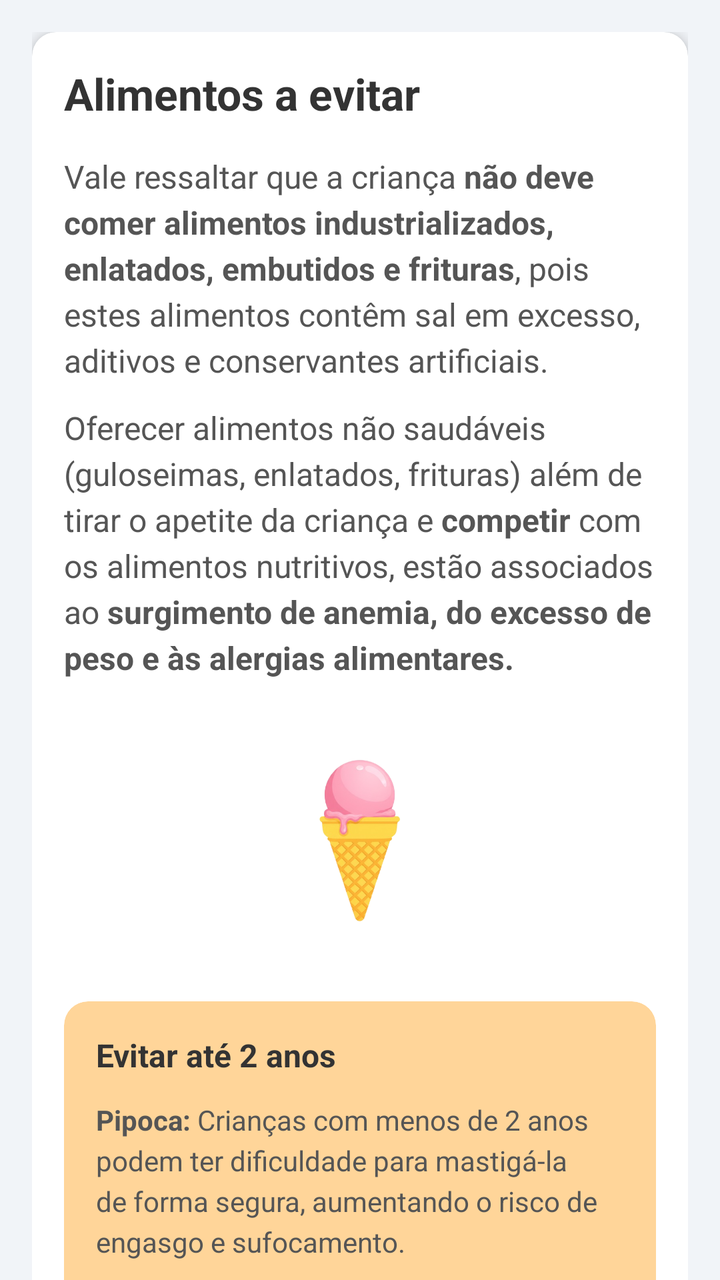
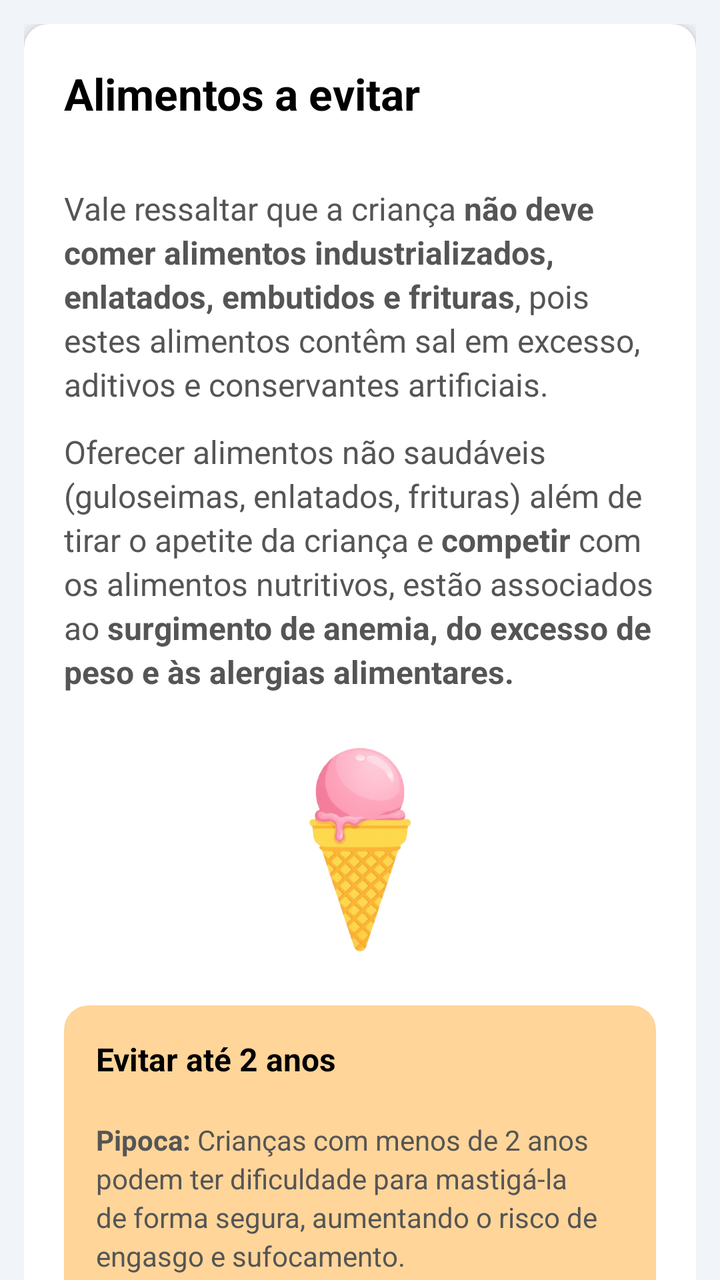

An Android layout rendered at two revisions. The XML below is the earlier revision; the diff shows what the commit changed to produce the second picture.
<!-- AndroidManifest.xml: application theme Theme.NutrirAGente -->
<!-- res/layout/screen_evitar12meses.xml -->
<?xml version="1.0" encoding="utf-8"?>
<androidx.coordinatorlayout.widget.CoordinatorLayout xmlns:android="http://schemas.android.com/apk/res/android"
    xmlns:app="http://schemas.android.com/apk/res-auto"
    xmlns:tools="http://schemas.android.com/tools"
    android:layout_width="match_parent"
    android:layout_height="match_parent"
    android:background="@color/gray">



    
    <androidx.core.widget.NestedScrollView
        android:layout_width="match_parent"
        android:layout_height="match_parent"
        app:layout_behavior="@string/appbar_scrolling_view_behavior">

        
        <LinearLayout
            android:layout_width="match_parent"
            android:layout_height="wrap_content"
            android:orientation="vertical"
            android:padding="16dp">

            <androidx.cardview.widget.CardView
                android:layout_width="match_parent"
                android:layout_height="wrap_content"
                app:cardCornerRadius="12dp"
                app:cardElevation="4dp"
                app:cardBackgroundColor="@android:color/white">

                <LinearLayout
                    android:layout_width="match_parent"
                    android:layout_height="wrap_content"
                    android:orientation="vertical"
                    android:padding="16dp" >
                <TextView
                    android:layout_width="wrap_content"
                    android:layout_height="wrap_content"
                    android:text="@string/main_title"
                    android:textColor="#333333"
                    android:textSize="22sp"
                    android:textStyle="bold" />

                <TextView
                    android:layout_width="match_parent"
                    android:layout_height="wrap_content"
                    android:layout_marginTop="16dp"
                    android:text="@string/paragraph_1"
                    android:textColor="#555555"
                    android:textSize="16sp"
                    android:lineSpacingExtra="4dp"/>

                <TextView
                    android:layout_width="match_parent"
                    android:layout_height="wrap_content"
                    android:layout_marginTop="12dp"
                    android:text="@string/paragraph_2"
                    android:textColor="#555555"
                    android:textSize="16sp"
                    android:lineSpacingExtra="4dp"/>

                    <ImageView
                        android:layout_width="111dp"
                        android:layout_height="113dp"
                        android:layout_gravity="center_horizontal"
                        android:layout_marginTop="24dp"
                        android:layout_marginBottom="24dp"
                        android:contentDescription="@string/ice_cream_icon_desc"
                        android:src="@drawable/sorvete" />

                
                <androidx.cardview.widget.CardView
                    android:layout_width="match_parent"
                    android:layout_height="wrap_content"
                    app:cardBackgroundColor="@color/warn_orange"
                    app:cardCornerRadius="12dp"
                    app:cardElevation="0dp">

                    <LinearLayout
                        android:layout_width="match_parent"
                        android:layout_height="wrap_content"
                        android:orientation="vertical"
                        android:padding="16dp">

                        <TextView
                            android:layout_width="wrap_content"
                            android:layout_height="wrap_content"
                            android:text="@string/card_1_title"
                            android:textColor="#333333"
                            android:textSize="16sp"
                            android:textStyle="bold" />

                        <TextView
                            android:layout_width="match_parent"
                            android:layout_height="wrap_content"
                            android:layout_marginTop="12dp"
                            android:text="@string/card_1_content_popcorn"
                            android:textColor="#555555"
                            android:textSize="14sp"
                            android:lineSpacingExtra="4dp"/>

                        <TextView
                            android:layout_width="match_parent"
                            android:layout_height="wrap_content"
                            android:layout_marginTop="12dp"
                            android:text="@string/card_1_content_noodles"
                            android:textColor="#555555"
                            android:textSize="14sp"
                            android:lineSpacingExtra="4dp"/>
                    </LinearLayout>

                </androidx.cardview.widget.CardView>

                
                <androidx.cardview.widget.CardView
                    android:layout_width="match_parent"
                    android:layout_height="wrap_content"
                    android:layout_marginTop="16dp"
                    app:cardBackgroundColor="#D1F2F2"
                    app:cardCornerRadius="12dp"
                    app:cardElevation="0dp">

                    <TextView
                        android:layout_width="match_parent"
                        android:layout_height="wrap_content"
                        android:padding="16dp"
                        android:text="@string/card_2_content"
                        android:textColor="#555555"
                        android:textSize="14sp"
                        android:lineSpacingExtra="4dp"/>

                </androidx.cardview.widget.CardView>

                </LinearLayout>

            </androidx.cardview.widget.CardView>

        </LinearLayout>
    </androidx.core.widget.NestedScrollView>

</androidx.coordinatorlayout.widget.CoordinatorLayout>
<!-- resources referenced by this layout -->
<resources>
  <!-- unchanged entries left out for length: 18 -->
</resources>

<!-- the commit's change to res/layout/screen_evitar12meses.xml (unified diff, before → after) -->
@@ -1,138 +1,89 @@
 <?xml version="1.0" encoding="utf-8"?>
 <androidx.coordinatorlayout.widget.CoordinatorLayout xmlns:android="http://schemas.android.com/apk/res/android"
     xmlns:app="http://schemas.android.com/apk/res-auto"
-    xmlns:tools="http://schemas.android.com/tools"
     android:layout_width="match_parent"
     android:layout_height="match_parent"
     android:background="@color/gray">
 
+    <com.google.android.material.appbar.AppBarLayout
+        android:layout_width="match_parent"
+        android:layout_height="wrap_content"
+        android:background="@color/blue_toolbar"
+        app:elevation="@dimen/appbar_elevation" />
 
-
-    
     <androidx.core.widget.NestedScrollView
         android:layout_width="match_parent"
         android:layout_height="match_parent"
         app:layout_behavior="@string/appbar_scrolling_view_behavior">
 
-        
-        <LinearLayout
-            android:layout_width="match_parent"
-            android:layout_height="wrap_content"
-            android:orientation="vertical"
-            android:padding="16dp">
+        <LinearLayout style="@style/LinearContainer">
 
-            <androidx.cardview.widget.CardView
-                android:layout_width="match_parent"
-                android:layout_height="wrap_content"
-                app:cardCornerRadius="12dp"
-                app:cardElevation="4dp"
-                app:cardBackgroundColor="@android:color/white">
+            <androidx.cardview.widget.CardView style="@style/CardNutrir">
 
-                <LinearLayout
-                    android:layout_width="match_parent"
-                    android:layout_height="wrap_content"
-                    android:orientation="vertical"
-                    android:padding="16dp" >
-                <TextView
-                    android:layout_width="wrap_content"
-                    android:layout_height="wrap_content"
-                    android:text="@string/main_title"
-                    android:textColor="#333333"
-                    android:textSize="22sp"
-                    android:textStyle="bold" />
+                <LinearLayout style="@style/CardContent">
 
-                <TextView
-                    android:layout_width="match_parent"
-                    android:layout_height="wrap_content"
-                    android:layout_marginTop="16dp"
-                    android:text="@string/paragraph_1"
-                    android:textColor="#555555"
-                    android:textSize="16sp"
-                    android:lineSpacingExtra="4dp"/>
+                    <TextView
+                        style="@style/TextTitleLarge"
+                        android:text="@string/main_title" />
 
-                <TextView
-                    android:layout_width="match_parent"
-                    android:layout_height="wrap_content"
-                    android:layout_marginTop="12dp"
-                    android:text="@string/paragraph_2"
-                    android:textColor="#555555"
-                    android:textSize="16sp"
-                    android:lineSpacingExtra="4dp"/>
+                    <TextView
+                        style="@style/TextSubtitle"
+                        android:layout_marginTop="@dimen/spacing_lg"
+                        android:text="@string/paragraph_1" />
+
+                    <TextView
+                        style="@style/TextSubtitle"
+                        android:layout_marginTop="@dimen/spacing_md"
+                        android:text="@string/paragraph_2" />
 
                     <ImageView
-                        android:layout_width="111dp"
-                        android:layout_height="113dp"
-                        android:layout_gravity="center_horizontal"
-                        android:layout_marginTop="24dp"
-                        android:layout_marginBottom="24dp"
+                        style="@style/ImageCenterSmall"
+                        android:layout_marginTop="@dimen/spacing_xxl"
+                        android:layout_marginBottom="@dimen/spacing_xxl"
                         android:contentDescription="@string/ice_cream_icon_desc"
                         android:src="@drawable/sorvete" />
 
-                
-                <androidx.cardview.widget.CardView
-                    android:layout_width="match_parent"
-                    android:layout_height="wrap_content"
-                    app:cardBackgroundColor="@color/warn_orange"
-                    app:cardCornerRadius="12dp"
-                    app:cardElevation="0dp">
+                    
+                    <androidx.cardview.widget.CardView
+                        style="@style/CalloutCard"
+                        app:cardBackgroundColor="@color/warn_orange">
 
-                    <LinearLayout
-                        android:layout_width="match_parent"
-                        android:layout_height="wrap_content"
-                        android:orientation="vertical"
-                        android:padding="16dp">
+                        <LinearLayout
+                            android:layout_width="match_parent"
+                            android:layout_height="wrap_content"
+                            android:orientation="vertical"
+                            android:padding="@dimen/padding_lg">
+
+                            <TextView
+                                style="@style/TextBoxTitle"
+                                android:text="@string/card_1_title" />
+
+                            <TextView
+                                style="@style/TextCaption"
+                                android:layout_marginTop="@dimen/spacing_md"
+                                android:text="@string/card_1_content_popcorn" />
+
+                            <TextView
+                                style="@style/TextCaption"
+                                android:layout_marginTop="@dimen/spacing_md"
+                                android:text="@string/card_1_content_noodles" />
+                        </LinearLayout>
+
+                    </androidx.cardview.widget.CardView>
+
+                    
+                    <androidx.cardview.widget.CardView
+                        style="@style/CalloutCard"
+                        android:layout_marginTop="@dimen/spacing_lg"
+                        app:cardBackgroundColor="@color/box_teal">
 
                         <TextView
-                            android:layout_width="wrap_content"
-                            android:layout_height="wrap_content"
-                            android:text="@string/card_1_title"
-                            android:textColor="#333333"
-                            android:textSize="16sp"
-                            android:textStyle="bold" />
+                            style="@style/TextCaption"
+                            android:text="@string/card_2_content" />
 
-                        <TextView
-                            android:layout_width="match_parent"
-                            android:layout_height="wrap_content"
-                            android:layout_marginTop="12dp"
-                            android:text="@string/card_1_content_popcorn"
-                            android:textColor="#555555"
-                            android:textSize="14sp"
-                            android:lineSpacingExtra="4dp"/>
-
-                        <TextView
-                            android:layout_width="match_parent"
-                            android:layout_height="wrap_content"
-                            android:layout_marginTop="12dp"
-                            android:text="@string/card_1_content_noodles"
-                            android:textColor="#555555"
-                            android:textSize="14sp"
-                            android:lineSpacingExtra="4dp"/>
-                    </LinearLayout>
-
-                </androidx.cardview.widget.CardView>
-
-                
-                <androidx.cardview.widget.CardView
-                    android:layout_width="match_parent"
-                    android:layout_height="wrap_content"
-                    android:layout_marginTop="16dp"
-                    app:cardBackgroundColor="#D1F2F2"
-                    app:cardCornerRadius="12dp"
-                    app:cardElevation="0dp">
-
-                    <TextView
-                        android:layout_width="match_parent"
-                        android:layout_height="wrap_content"
-                        android:padding="16dp"
-                        android:text="@string/card_2_content"
-                        android:textColor="#555555"
-                        android:textSize="14sp"
-                        android:lineSpacingExtra="4dp"/>
-
-                </androidx.cardview.widget.CardView>
+                    </androidx.cardview.widget.CardView>
 
                 </LinearLayout>
-
             </androidx.cardview.widget.CardView>
 
         </LinearLayout>
<!-- resource entries referenced after the edit -->
@@ -1,5 +1,103 @@
 <!-- resources referenced by this layout -->
 <resources>
+  <color name="box_teal">#D1F2F2</color>
+  <dimen name="appbar_elevation">12dp</dimen>
+  <dimen name="padding_lg">16dp</dimen>
+  <dimen name="spacing_lg">16dp</dimen>
+  <dimen name="spacing_md">12dp</dimen>
+  <dimen name="spacing_xxl">24dp</dimen>
+  <style name="CalloutCard">
+          <item name="android:layout_width">match_parent</item>
+          <item name="android:layout_height">wrap_content</item>
+          <item name="cardCornerRadius">@dimen/card_radius</item>
+          <item name="cardElevation">0dp</item>
+      </style>
+  <style name="CardContent">
+          <item name="android:layout_width">match_parent</item>
+          <item name="android:layout_height">wrap_content</item>
+          <item name="android:orientation">vertical</item>
+          <item name="android:padding">@dimen/padding_xl</item>
+      </style>
+  <style name="CardNutrir">
+          <item name="android:layout_width">match_parent</item>
+          <item name="android:layout_height">wrap_content</item>
+          <item name="android:layout_marginBottom">@dimen/card_margin_bottom</item>
+          <item name="cardCornerRadius">@dimen/card_radius</item>
+          <item name="cardElevation">@dimen/card_elevation</item>
+      </style>
+  <style name="ImageCenterSmall" parent="ImageCenter">
+          <item name="android:layout_width">@dimen/image_size_sm</item>
+          <item name="android:layout_height">@dimen/image_size_sm</item>
+      </style>
+  <style name="LinearContainer">
+          <item name="android:layout_width">match_parent</item>
+          <item name="android:layout_height">wrap_content</item>
+          <item name="android:orientation">vertical</item>
+          <item name="android:padding">@dimen/padding_md</item>
+      </style>
+  <style name="TextBoxTitle" parent="TextAppearance.Nutrir">
+          <item name="android:layout_width">wrap_content</item>
+          <item name="android:layout_height">wrap_content</item>
+          <item name="android:textSize">@dimen/text_size_md</item>
+          <item name="android:textStyle">bold</item>
+          <item name="android:textColor">@color/text_bold</item>
+          <item name="android:layout_marginBottom">@dimen/spacing_sm</item>
+      </style>
+  <style name="TextCaption" parent="TextBodySmall">
+          <item name="android:textColor">@color/text_secondary</item>
+      </style>
+  <style name="TextSubtitle" parent="TextBody">
+          <item name="android:textColor">@color/text_secondary</item>
+      </style>
+  <style name="TextTitleLarge" parent="TextTitle">
+          <item name="android:textSize">@dimen/text_size_xxl</item>
+          <item name="android:layout_marginBottom">@dimen/spacing_lg</item>
+      </style>
+  <dimen name="card_radius">12dp</dimen>
+  <dimen name="padding_xl">20dp</dimen>
+  <dimen name="card_margin_bottom">16dp</dimen>
+  <dimen name="card_elevation">4dp</dimen>
+  <style name="ImageCenter">
+          <item name="android:layout_width">@dimen/image_size_md</item>
+          <item name="android:layout_height">@dimen/image_size_md</item>
+          <item name="android:layout_gravity">center_horizontal</item>
+          <item name="android:layout_marginVertical">@dimen/spacing_sm</item>
+      </style>
+  <dimen name="image_size_sm">140dp</dimen>
+  <dimen name="padding_md">12dp</dimen>
+  <style name="TextAppearance.Nutrir" parent="TextAppearance.AppCompat">
+          <item name="android:textColor">@color/text_primary</item>
+          <item name="android:lineSpacingExtra">@dimen/line_spacing_sm</item>
+      </style>
+  <dimen name="text_size_md">16sp</dimen>
+  <color name="text_bold">#000000</color>
+  <dimen name="spacing_sm">8dp</dimen>
+  <style name="TextBodySmall" parent="TextBody">
+          <item name="android:textSize">@dimen/text_size_sm</item>
+      </style>
+  <color name="text_secondary">#555555</color>
+  <style name="TextBody" parent="TextAppearance.Nutrir">
+          <item name="android:layout_width">match_parent</item>
+          <item name="android:layout_height">wrap_content</item>
+          <item name="android:textSize">@dimen/text_size_md</item>
+          <item name="android:lineSpacingExtra">@dimen/line_spacing_sm</item>
+          <item name="android:textColor">@color/color_text_black</item>
+      </style>
+  <style name="TextTitle" parent="TextAppearance.Nutrir">
+          <item name="android:layout_width">wrap_content</item>
+          <item name="android:layout_height">wrap_content</item>
+          <item name="android:textSize">@dimen/text_size_xl</item>
+          <item name="android:textStyle">bold</item>
+          <item name="android:textColor">@color/text_bold</item>
+          <item name="android:layout_marginBottom">@dimen/spacing_md</item>
+      </style>
+  <dimen name="text_size_xxl">22sp</dimen>
+  <dimen name="image_size_md">180dp</dimen>
+  <color name="text_primary">#2B2B2B</color>
+  <dimen name="line_spacing_sm">3dp</dimen>
+  <dimen name="text_size_sm">14sp</dimen>
+  <color name="color_text_black">#333333</color>
+  <dimen name="text_size_xl">20sp</dimen>
   <!-- unchanged entries left out for length: 18 -->
 </resources>
 
